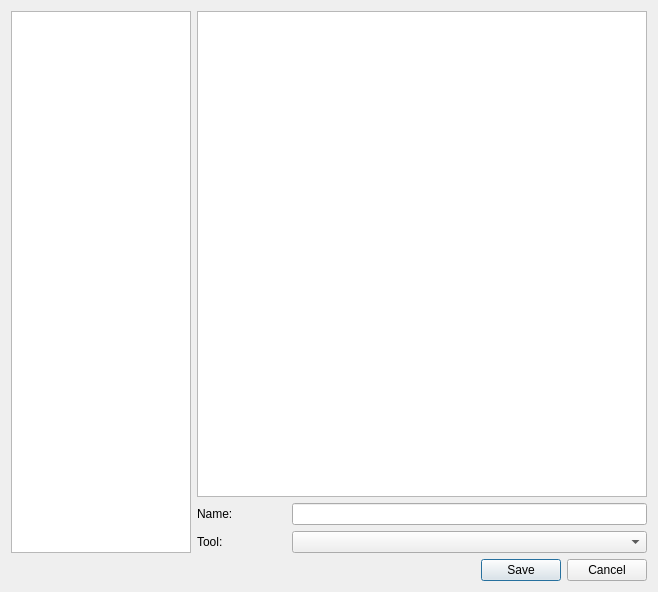
This is native/src/DovahKit/ui/options_3d_input_window/options_3d_input_window.ui in DavidJCobb/DovahKit as Qt 5 draws it before an edit. The edited form follows.
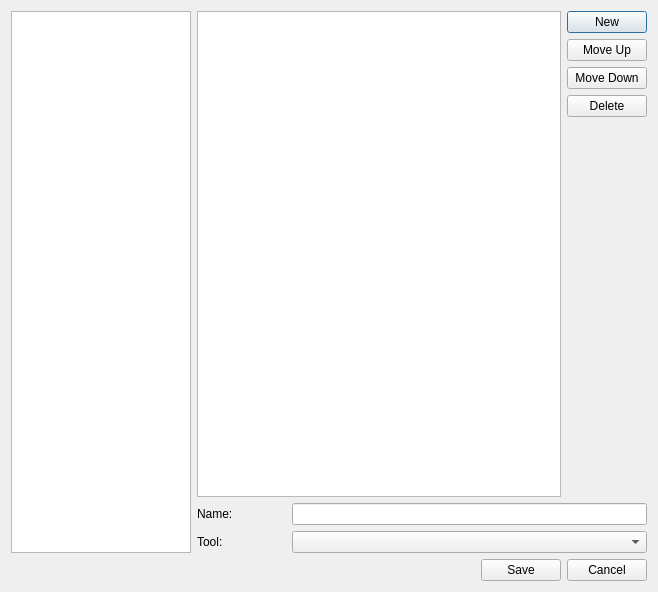
This is the edited form.

Commit message: 3D input remapping: can now add, delete, and reorder bindings

The edit to the form file:
```diff
--- a/native/src/DovahKit/ui/options_3d_input_window/options_3d_input_window.ui
+++ b/native/src/DovahKit/ui/options_3d_input_window/options_3d_input_window.ui
@@ -42,11 +42,56 @@
     </widget>
    </item>
    <item row="0" column="1">
-    <layout class="QVBoxLayout" name="_2">
-     <item>
+    <layout class="QGridLayout" name="gridLayout_3">
+     <item row="0" column="0">
       <widget class="QTableWidget" name="bindList"/>
      </item>
-     <item>
+     <item row="0" column="1">
+      <layout class="QVBoxLayout" name="verticalLayout">
+       <item>
+        <widget class="QPushButton" name="buttonNewBind">
+         <property name="text">
+          <string>New</string>
+         </property>
+        </widget>
+       </item>
+       <item>
+        <widget class="QPushButton" name="buttonMoveBindUp">
+         <property name="text">
+          <string>Move Up</string>
+         </property>
+        </widget>
+       </item>
+       <item>
+        <widget class="QPushButton" name="buttonMoveBindDown">
+         <property name="text">
+          <string>Move Down</string>
+         </property>
+        </widget>
+       </item>
+       <item>
+        <widget class="QPushButton" name="buttonDeleteBind">
+         <property name="text">
+          <string>Delete</string>
+         </property>
+        </widget>
+       </item>
+       <item>
+        <spacer name="verticalSpacer">
+         <property name="orientation">
+          <enum>Qt::Vertical</enum>
+         </property>
+         <property name="sizeHint" stdset="0">
+          <size>
+           <width>16</width>
+           <height>0</height>
+          </size>
+         </property>
+        </spacer>
+       </item>
+      </layout>
+     </item>
+     <item row="1" column="0" colspan="2">
       <widget class="QWidget" name="bindOptions" native="true">
        <layout class="QGridLayout" name="gridLayout_2" columnstretch="1,4">
         <property name="leftMargin">
```
The commit also changes 11 other files.
